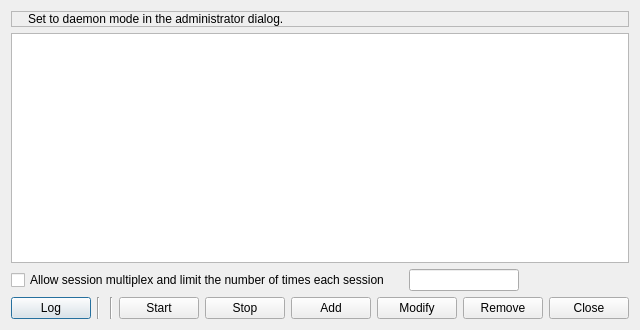
Before: the Qt Designer form woterm/qwotunneldialog.ui in aoyiduo/woterm, drawn with Qt 5.
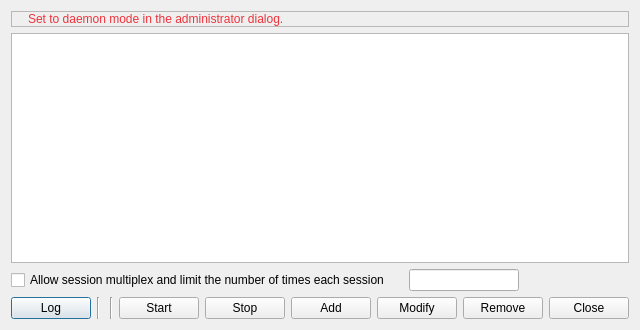
After: the same form once the commit is applied. Icons and pictures are not drawn.

```diff
--- a/woterm/qwotunneldialog.ui
+++ b/woterm/qwotunneldialog.ui
@@ -62,7 +62,7 @@
         <item>
          <widget class="QLabel" name="label_2">
           <property name="styleSheet">
-           <string notr="true"/>
+           <string notr="true">color: rgb(237, 51, 59);</string>
           </property>
           <property name="text">
            <string>Set to daemon mode in the administrator dialog.</string>
```
